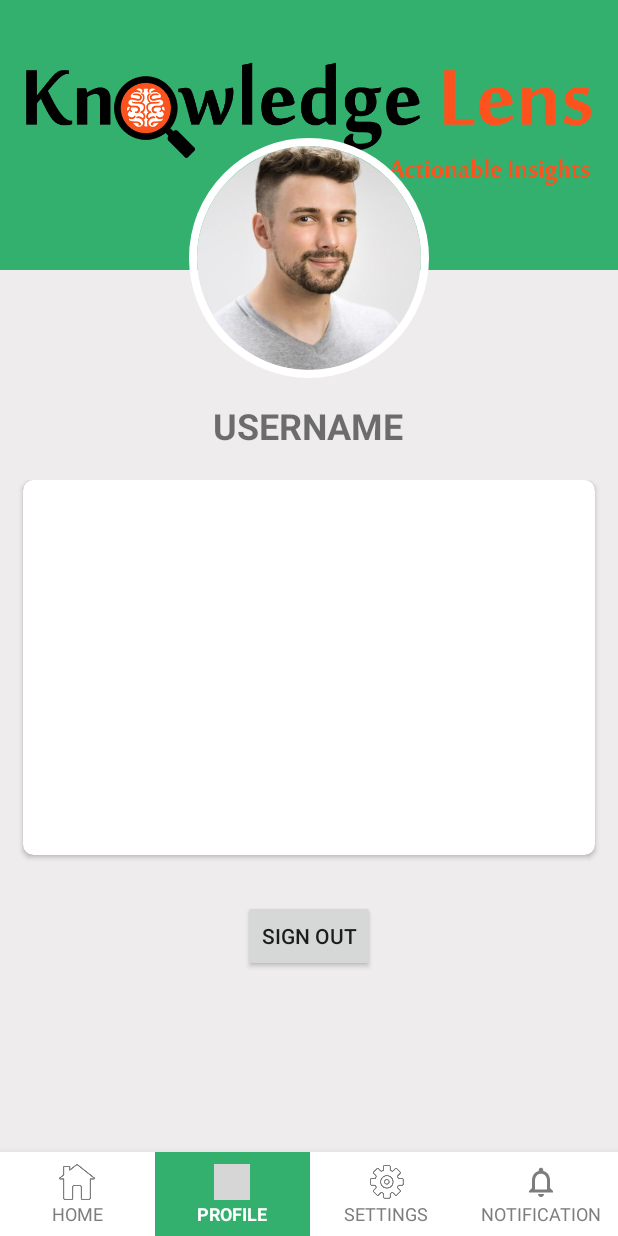
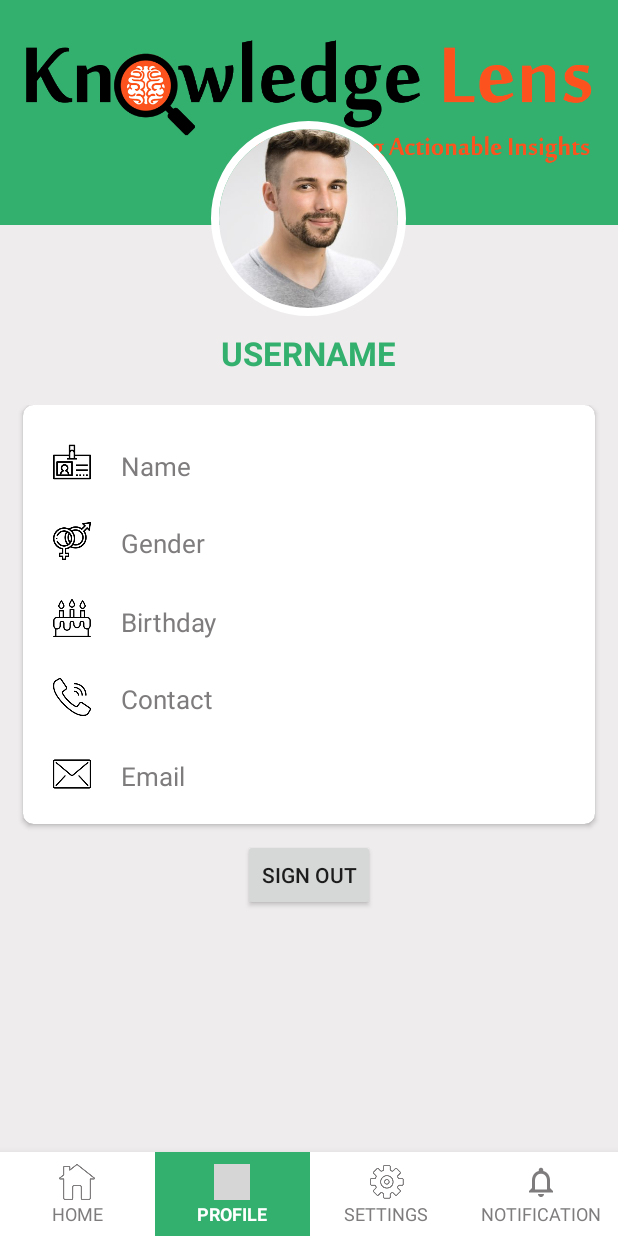
Before and after one commit to vaishnavikattekola/MockKPulse, an Android app: the HomeFragment_db screen opened directly, with no data from a screen before it, item 2 of the bottom bar chosen, on a phone screen of 412 x 824 dp. Run offline under Robolectric (Android 15) with nearby library versions, the phone set to English and light mode, and no system bars; our stand-ins replace CircleImageView; libraries missing offline, so code that uses them is left out: yuku.ambilwarna; pictures from the network do not load; grey boxes are pictures that could not be loaded.

Commit message:
profile fragment updated

```diff
--- a/app/build.gradle
+++ b/app/build.gradle
@@ -49,4 +49,8 @@ dependencies {
 
     //google play services
     implementation 'com.google.android.gms:play-services-auth:17.0.0'
+
+    //dependency to parse image
+    implementation 'com.github.bumptech.glide:glide:4.11.0'
+    annotationProcessor 'com.github.bumptech.glide:compiler:4.11.0'
 }
--- a/app/src/main/java/com/example/fragmentview/Fragment_db/HomeFragment_db.java
+++ b/app/src/main/java/com/example/fragmentview/Fragment_db/HomeFragment_db.java
@@ -3,6 +3,7 @@ package com.example.fragmentview.Fragment_db;
 
 import android.app.Activity;
 import android.content.Intent;
+import android.net.Uri;
 import android.os.Bundle;
 
 import androidx.appcompat.app.ActionBarDrawerToggle;
@@ -18,24 +19,53 @@ import android.view.ViewGroup;
 import android.widget.Button;
 import android.widget.ImageView;
 import android.widget.LinearLayout;
+import android.widget.TextView;
 import android.widget.Toast;
 import android.widget.Toolbar;
 
+import com.bumptech.glide.Glide;
 import com.example.fragmentview.R;
 import com.example.fragmentview.YourTasks;
+import com.google.android.gms.auth.api.signin.GoogleSignIn;
+import com.google.android.gms.auth.api.signin.GoogleSignInAccount;
+import com.google.android.gms.auth.api.signin.GoogleSignInClient;
+import com.google.android.gms.auth.api.signin.GoogleSignInOptions;
 
 public class HomeFragment_db extends Fragment {
     CardView cardView_kpulse_db;
     DrawerLayout nav_drawer;
-    ImageView btn_nav_drawer;
-    LinearLayout layout_linear_db_top;
+    ImageView img_db_profile_image;
+    TextView txt_db_profile_name;
+    GoogleSignInClient mGoogleSignInClient;
     @Override
     public View onCreateView(LayoutInflater inflater, ViewGroup container, Bundle savedInstanceState) {
         final View view = inflater.inflate(R.layout.fragment_home_db, container, false);
 
         cardView_kpulse_db = view.findViewById(R.id.cardview_KPULSE);
         nav_drawer = view.findViewById(R.id.nav_drawer);
-        layout_linear_db_top = view.findViewById(R.id.layout_linear_db_top);
+        img_db_profile_image = view.findViewById(R.id.img_db_profile_image);
+        txt_db_profile_name = view.findViewById(R.id.txt_db_profile_name);
+
+        GoogleSignInOptions gso = new GoogleSignInOptions.Builder(GoogleSignInOptions.DEFAULT_SIGN_IN)
+                .requestEmail()
+                .build();
+
+        mGoogleSignInClient = GoogleSignIn.getClient(getContext(), gso);
+
+        GoogleSignInAccount acct = GoogleSignIn.getLastSignedInAccount(getContext());
+        if (acct != null) {
+            String personName = acct.getDisplayName();
+            Uri personPhoto = acct.getPhotoUrl();
+            txt_db_profile_name.setText(personName);
+            if(personPhoto!=null)
+                Glide.with(this).load(String.valueOf(personPhoto)).into(img_db_profile_image);
+            else
+                img_db_profile_image.setImageResource(R.drawable.ic_no_user_profile);
+        }
+        else{
+            txt_db_profile_name.setText("Username Not Found");
+            img_db_profile_image.setImageResource(R.drawable.ic_launcher_background);
+        }
 
         //click function for KPULSE cardview
         cardView_kpulse_db.setOnClickListener(new View.OnClickListener() {
--- a/app/src/main/java/com/example/fragmentview/Fragment_db/ProfileFragment_db.java
+++ b/app/src/main/java/com/example/fragmentview/Fragment_db/ProfileFragment_db.java
@@ -2,6 +2,7 @@ package com.example.fragmentview.Fragment_db;
 
 
 import android.app.Activity;
+import android.net.Uri;
 import android.os.Bundle;
 
 import androidx.annotation.NonNull;
@@ -15,6 +16,7 @@ import android.widget.ImageView;
 import android.widget.TextView;
 import android.widget.Toast;
 
+import com.bumptech.glide.Glide;
 import com.example.fragmentview.R;
 import com.google.android.gms.auth.api.signin.GoogleSignIn;
 import com.google.android.gms.auth.api.signin.GoogleSignInAccount;
@@ -28,8 +30,8 @@ import com.google.android.gms.tasks.Task;
  * A simple {@link Fragment} subclass.
  */
 public class ProfileFragment_db extends Fragment {
-    TextView txt_name;
-    ImageView img_profiel_pic;
+    TextView txt_name, txt_email, txt_profile_fullname;
+    ImageView img_profile_pic;
     Button btn_signout;
     GoogleSignInClient mGoogleSignInClient;
 
@@ -42,7 +44,10 @@ public class ProfileFragment_db extends Fragment {
                 .build();
 
         mGoogleSignInClient = GoogleSignIn.getClient(getContext(), gso);
+        img_profile_pic = view.findViewById(R.id.img_id_profile);
         txt_name = view.findViewById(R.id.txt_profile_name);
+        txt_profile_fullname = view.findViewById(R.id.txt_profile_fullname);
+        txt_email = view.findViewById(R.id.txt_profile_email);
         btn_signout = view.findViewById(R.id.btn_sign_out);
         btn_signout.setOnClickListener(new View.OnClickListener() {
             @Override
@@ -59,7 +64,15 @@ public class ProfileFragment_db extends Fragment {
         GoogleSignInAccount acct = GoogleSignIn.getLastSignedInAccount(getContext());
         if (acct != null) {
             String personName = acct.getDisplayName();
+            Uri personPhoto = acct.getPhotoUrl();
+            String personEmail = acct.getEmail();
             txt_name.setText(personName);
+            txt_email.setText(personEmail);
+            txt_profile_fullname.setText(personName);
+            if(personPhoto!=null)
+                Glide.with(this).load(String.valueOf(personPhoto)).into(img_profile_pic);
+            else
+                img_profile_pic.setImageResource(R.drawable.ic_no_user_profile);
         }
         return view;
 
--- a/app/src/main/res/layout/fragment_home_db.xml
+++ b/app/src/main/res/layout/fragment_home_db.xml
@@ -63,7 +63,7 @@
 
                                     <de.hdodenhof.circleimageview.CircleImageView
                                         xmlns:app="http://schemas.android.com/apk/res-auto"
-                                        android:id="@+id/profile_image"
+                                        android:id="@+id/img_db_profile_image"
                                         android:layout_width="60dp"
                                         android:layout_height="60dp"
                                         android:src="@drawable/img_profile"
@@ -86,6 +86,7 @@
                                         android:textColor="@color/colorPrimaryDark"/>
 
                                     <TextView
+                                        android:id="@+id/txt_db_profile_name"
                                         android:layout_width="wrap_content"
                                         android:layout_height="wrap_content"
                                         android:text="SANDEEP KUMAR"
--- a/app/src/main/res/layout/fragment_profile_db.xml
+++ b/app/src/main/res/layout/fragment_profile_db.xml
@@ -14,7 +14,7 @@
 
         <RelativeLayout
             android:layout_width="match_parent"
-            android:layout_height="180dp"
+            android:layout_height="150dp"
             android:background="@color/colorPrimary">
 
             <ImageView
@@ -27,12 +27,12 @@
         <RelativeLayout
             android:id="@+id/layout_1_profile"
             android:layout_width="match_parent"
-            android:layout_height="320dp">
+            android:layout_height="270dp">
 
             <de.hdodenhof.circleimageview.CircleImageView
                 android:id="@+id/img_id_profile"
-                android:layout_width="160dp"
-                android:layout_height="160dp"
+                android:layout_width="130dp"
+                android:layout_height="130dp"
                 android:src="@drawable/img_profile"
                 android:layout_centerInParent="true"
                 app:civ_border_width="5dp"
@@ -45,10 +45,11 @@
                 android:layout_height="wrap_content"
                 android:text="USERNAME"
                 android:textStyle="bold"
-                android:textSize="24dp"
+                android:textSize="22dp"
                 android:layout_alignParentBottom="true"
-                android:paddingTop="15dp"
+                android:paddingTop="10dp"
                 android:paddingBottom="20dp"
+                android:textColor="@color/colorPrimary"
                 android:layout_centerInParent="true"/>
 
         </RelativeLayout>
@@ -61,7 +62,7 @@
             <androidx.cardview.widget.CardView
                 android:id="@+id/cardview_profile_id"
                 android:layout_width="match_parent"
-                android:layout_height="250dp"
+                android:layout_height="wrap_content"
                 app:cardCornerRadius="7dp"
                 android:layout_marginLeft="15dp"
                 android:layout_marginRight="15dp">
@@ -69,8 +70,123 @@
                 <LinearLayout
                     android:layout_width="match_parent"
                     android:layout_height="match_parent"
-                    android:padding="10dp"
+                    android:padding="20dp"
                     android:orientation="vertical">
+
+                    <LinearLayout
+                        android:paddingTop="5dp"
+                        android:layout_width="match_parent"
+                        android:layout_height="wrap_content"
+                        android:orientation="horizontal">
+
+                        <ImageView
+                            android:layout_width="25dp"
+                            android:layout_height="25dp"
+                            android:src="@drawable/ic_profile_name" />
+
+                        <TextView
+                            android:id="@+id/txt_profile_fullname"
+                            android:layout_marginLeft="20dp"
+                            android:layout_width="match_parent"
+                            android:layout_height="wrap_content"
+                            android:text="Name"
+                            android:textSize="17dp"
+                            android:layout_marginTop="3dp"
+                            android:textColor="@color/dashboard_iconText"/>
+                    </LinearLayout>
+
+                    <LinearLayout
+                        android:layout_width="match_parent"
+                        android:layout_height="wrap_content"
+                        android:orientation="horizontal"
+                        android:layout_marginTop="25dp">
+
+                        <ImageView
+                            android:layout_width="25dp"
+                            android:layout_height="25dp"
+                            android:src="@drawable/ic_profile_gender"/>
+
+                        <TextView
+                            android:id="@+id/txt_profile_gender"
+                            android:layout_marginLeft="20dp"
+                            android:layout_width="match_parent"
+                            android:layout_height="wrap_content"
+                            android:text="Gender"
+                            android:textSize="17dp"
+                            android:layout_marginTop="2dp"
+                            android:textColor="@color/dashboard_iconText"/>
+
+                    </LinearLayout>
+
+                    <LinearLayout
+                        android:layout_marginTop="25dp"
+                        android:layout_width="match_parent"
+                        android:layout_height="wrap_content"
+                        android:orientation="horizontal">
+
+                        <ImageView
+                            android:layout_width="25dp"
+                            android:layout_height="25dp"
+                            android:src="@drawable/ic_profile_birthday"/>
+
+                        <TextView
+                            android:id="@+id/txt_profile_birthday"
+                            android:layout_marginLeft="20dp"
+                            android:layout_width="match_parent"
+                            android:layout_height="wrap_content"
+                            android:text="Birthday"
+                            android:textSize="17dp"
+                            android:layout_marginTop="3dp"
+                            android:textColor="@color/dashboard_iconText"/>
+
+                    </LinearLayout>
+
+                    <LinearLayout
+                        android:layout_width="match_parent"
+                        android:layout_height="wrap_content"
+                        android:orientation="horizontal"
+                        android:layout_marginTop="25dp">
+
+                        <ImageView
+                            android:layout_width="25dp"
+                            android:layout_height="25dp"
+                            android:src="@drawable/ic_profile_contact"/>
+
+                        <TextView
+                            android:id="@+id/txt_profile_contact"
+                            android:layout_marginLeft="20dp"
+                            android:layout_width="match_parent"
+                            android:layout_height="wrap_content"
+                            android:text="Contact"
+                            android:textSize="17dp"
+                            android:layout_marginTop="2dp"
+                            android:textColor="@color/dashboard_iconText"/>
+
+                    </LinearLayout>
+
+
+                    <LinearLayout
+                        android:layout_width="match_parent"
+                        android:layout_height="wrap_content"
+                        android:orientation="horizontal"
+                        android:layout_marginTop="25dp">
+
+                        <ImageView
+                            android:layout_width="25dp"
+                            android:layout_height="25dp"
+                            android:src="@drawable/ic_profile_email"/>
+
+                        <TextView
+                            android:id="@+id/txt_profile_email"
+                            android:layout_marginLeft="20dp"
+                            android:layout_width="match_parent"
+                            android:layout_height="wrap_content"
+                            android:text="Email"
+                            android:textSize="17dp"
+                            android:layout_marginTop="2dp"
+                            android:textColor="@color/dashboard_iconText"/>
+
+                    </LinearLayout>
 
                 </LinearLayout>
 
@@ -81,9 +197,9 @@
                 android:layout_width="wrap_content"
                 android:layout_height="wrap_content"
                 android:text="Sign Out"
+                android:layout_centerHorizontal="true"
                 android:layout_below="@+id/cardview_profile_id"
-                android:layout_centerHorizontal="true"
-                android:layout_marginTop="30dp" />
+                android:layout_marginTop="10dp" />
 
         </RelativeLayout>
 
```
Also changed, not shown: app/src/main/res/drawable-hdpi/ic_no_user_profile.png (added), app/src/main/res/drawable-hdpi/ic_profile_gender.png (added).
